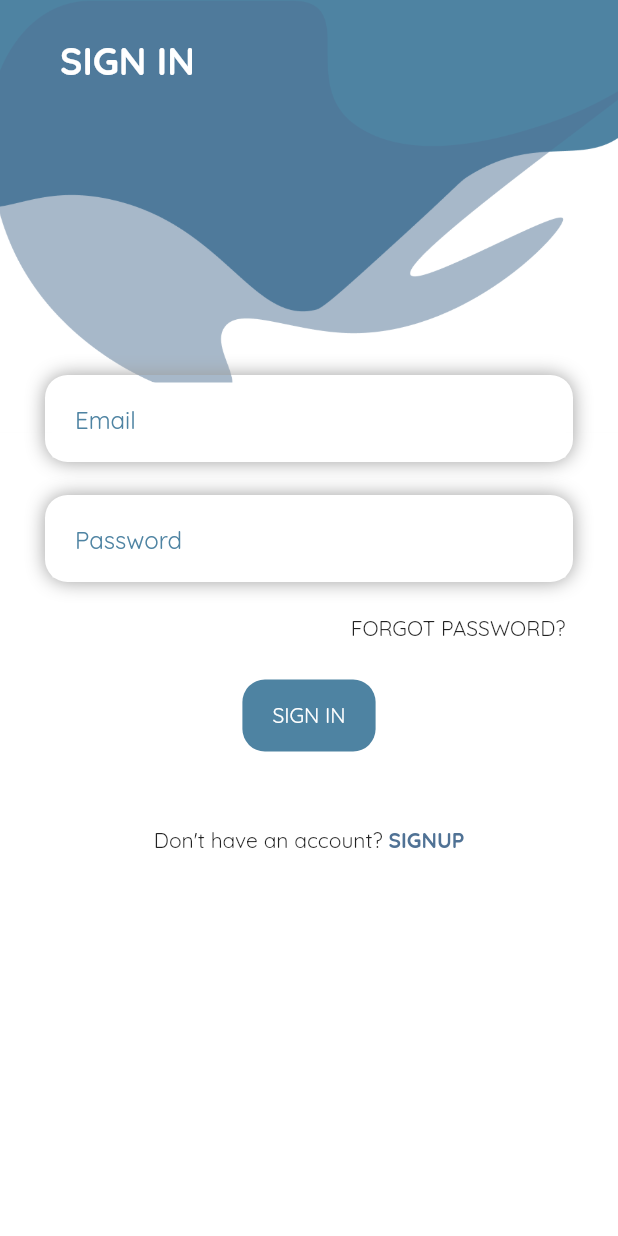
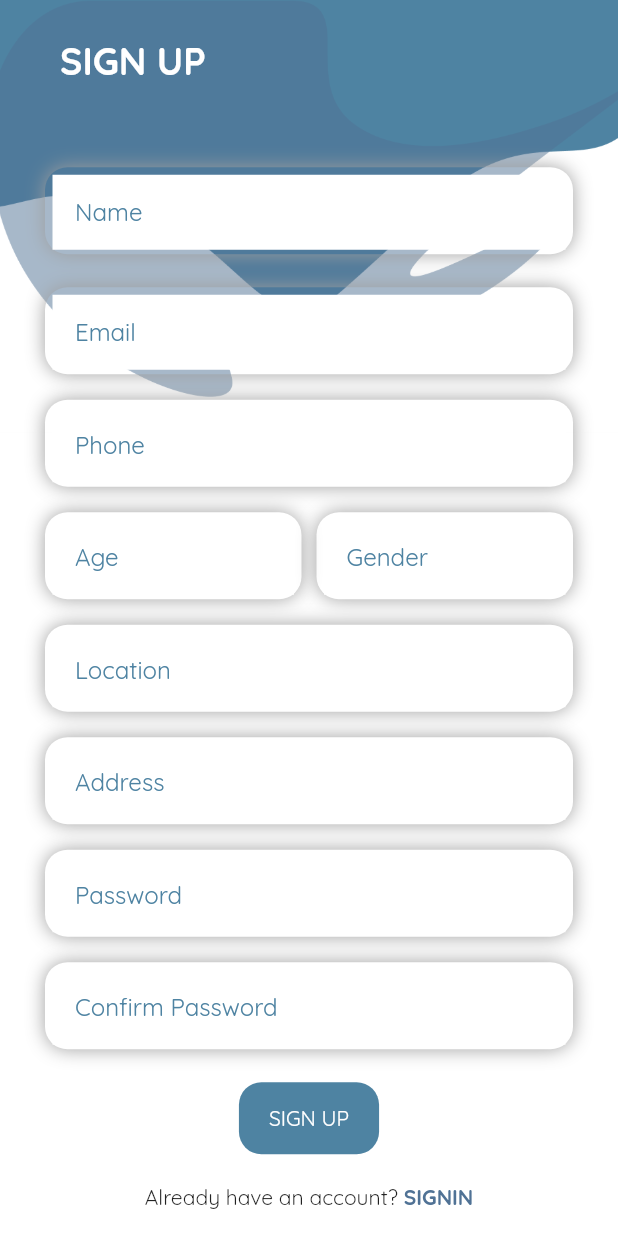
Before and after one commit to rushit5560/Pet_Lover_Project, a Flutter app: the SignInScreen screen opened directly, after a tap on "SIGNUP", on a phone screen of 412 x 824 dp. Run offline on Flutter 3.47's test engine with Material 2 defaults, Android fonts, the phone set to English and light mode, and no system bars; our stand-ins replace flutter_slidable, get, pin_code_fields.

Commit message:
Sign up, My order and forgot password screen

```diff
--- a/pet_lover_project/lib/common/field_validation.dart
+++ b/pet_lover_project/lib/common/field_validation.dart
@@ -1,13 +1,28 @@
+import 'package:flutter/material.dart';
+import 'package:get/get.dart';
+import 'package:pet_lover_project/controllers/sign_up_screen_controller/sign_up_screen_controller.dart';
+
 class FieldValidator {
+  //final signUpScreenController = Get.find<SignUpScreenController>();
+
   String? validateFullName(String value) {
     if (value.isEmpty) {
-      return 'Full name is Required';
+      return 'Name is Required';
     }
+    return null;
+  }
 
-    /*if (!RegExp(r"^[A-Z a-z-]{2,25}$").hasMatch(value)) {
-      return 'invalid first name';
-    }*/
+  String? validateAge(String value) {
+    if (value.isEmpty) {
+      return 'Age is Required';
+    }
+    return null;
+  }
 
+  String? validateLocation(String value) {
+    if (value.isEmpty) {
+      return 'Location is Required';
+    }
     return null;
   }
 
@@ -26,12 +41,22 @@ class FieldValidator {
   String ? validatePassword(String value) {
     if (value.isEmpty) {
       return "password is Required";
-    } else if (value.length < 6) {
-      return "Length should be 6 character";
     } else {
       return null;
     }
   }
+
+ /* String ? validateConfimrPassword(String value) {
+    if (value.isEmpty) {
+      return "password is Required";
+    } else if (value.length < 6) {
+      return "Length should be 6 character";
+    } else if (value != signUpScreenController.passwordTextFieldController.text){
+      return "Password and Confirm password should be same";
+    } else{
+      return null;
+    }
+  }*/
 
   String ? validateMobile(String value) {
 // Indian Mobile number are of 10 digit only
--- /dev/null
+++ b/pet_lover_project/lib/controllers/forgot_password_screen_controller/forgot_password_screen_controller.dart
@@ -0,0 +1,13 @@
+import 'dart:async';
+
+import 'package:flutter/material.dart';
+import 'package:get/get.dart';
+import 'package:pin_code_fields/pin_code_fields.dart';
+
+class ForgotPasswordScreenController extends GetxController{
+  final GlobalKey<FormState> forgotFormKey = GlobalKey<FormState>();
+  final emailTextFieldController = TextEditingController();
+  final otpTextFieldController = TextEditingController();
+  StreamController<ErrorAnimationType>? errorController;
+  RxString currentText = "".obs;
+}
--- /dev/null
+++ b/pet_lover_project/lib/controllers/sign_up_screen_controller/sign_up_screen_controller.dart
@@ -0,0 +1,19 @@
+import 'package:flutter/material.dart';
+import 'package:get/get.dart';
+
+class SignUpScreenController extends GetxController{
+  RxBool isLoading = false.obs;
+  RxBool isSuccessStatus = false.obs;
+  RxBool isPassVisible = false.obs;
+
+  final GlobalKey<FormState> signUpFormKey = GlobalKey<FormState>();
+  final nameTextFieldController = TextEditingController();
+  final emailTextFieldController = TextEditingController();
+  final phoneTextFieldController = TextEditingController();
+  final ageTextFieldController = TextEditingController();
+  final genderTextFieldController = TextEditingController();
+  final locationTextFieldController = TextEditingController();
+  final addressTextFieldController = TextEditingController();
+  final passwordTextFieldController = TextEditingController();
+  final confirmPasswordTextFieldController = TextEditingController();
+}
--- a/pet_lover_project/lib/screens/my_order_screen/my_order_screen_widget.dart
+++ b/pet_lover_project/lib/screens/my_order_screen/my_order_screen_widget.dart
@@ -26,7 +26,7 @@ class OrderList extends StatelessWidget {
                   children: [
                     Row(
                       children: [
-                        Image.asset(AppImages.belt, scale: 2,),
+                        Image.asset(AppImages.beltImg, scale: 2,),
                         const SizedBox(width: 20,),
 
                         Column(
--- a/pet_lover_project/lib/screens/sign_up_screen/sign_up_screen.dart
+++ b/pet_lover_project/lib/screens/sign_up_screen/sign_up_screen.dart
@@ -1,12 +1,29 @@
 import 'package:flutter/material.dart';
+import 'package:get/get.dart';
+import 'package:pet_lover_project/common/common_widgets.dart';
+import 'package:pet_lover_project/controllers/sign_up_screen_controller/sign_up_screen_controller.dart';
+import 'package:pet_lover_project/screens/sign_up_screen/sign_up_screen_widgets.dart';
 
 class SignUpScreen extends StatelessWidget {
-  const SignUpScreen({Key? key}) : super(key: key);
+  SignUpScreen({Key? key}) : super(key: key);
+
+  final signUpScreenController = Get.put(SignUpScreenController());
 
   @override
   Widget build(BuildContext context) {
     return Scaffold(
+      //resizeToAvoidBottomInset: false,
+      body: Stack(
+        alignment: Alignment.center,
+        children: [
+          const AuthScreenBackGroundModule(heading: 'SIGN UP'),
 
+          Padding(
+            padding: const EdgeInsets.only(left: 35, right: 35, top: 100),
+            child: SignUpForm(),
+          ),
+        ],
+      ),
     );
   }
 }
--- a/pet_lover_project/lib/screens/sign_up_screen/sign_up_screen_widgets.dart
+++ b/pet_lover_project/lib/screens/sign_up_screen/sign_up_screen_widgets.dart
@@ -0,0 +1,318 @@
+import 'package:flutter/material.dart';
+import 'package:get/get.dart';
+import 'package:pet_lover_project/common/common_widgets.dart';
+import 'package:pet_lover_project/common/constants/app_colors.dart';
+import 'package:pet_lover_project/common/constants/field_decorations.dart';
+import 'package:pet_lover_project/common/field_validation.dart';
+import 'package:pet_lover_project/controllers/sign_up_screen_controller/sign_up_screen_controller.dart';
+import 'package:pet_lover_project/screens/sign_in_screen/sign_in_screen.dart';
+
+class SignUpForm extends StatelessWidget {
+  SignUpForm({Key? key}) : super(key: key);
+  final signUpScreenController = Get.find<SignUpScreenController>();
+
+  @override
+  Widget build(BuildContext context) {
+    return Form(
+      key: signUpScreenController.signUpFormKey,
+      child: SingleChildScrollView(
+        child: Column(
+          mainAxisAlignment: MainAxisAlignment.center,
+          children: [
+            NameTextFieldModule(),
+            const SizedBox(height: 30),
+            EmailTextFieldModule(),
+            const SizedBox(height: 25),
+            PhoneTextFieldModule(),
+            const SizedBox(height: 25),
+            Row(
+              children: [
+                Expanded(
+                  child: AgeTextFieldModule(),
+                ),
+                SizedBox(width: 20,),
+                Expanded(
+                  child: GenderTextFieldModule(),
+                )
+              ],
+            ),
+            const SizedBox(height: 25),
+            LocationTextFieldModule(),
+            const SizedBox(height: 25),
+            AddressTextFieldModule(),
+            const SizedBox(height: 25),
+            PasswordTextFieldModule(),
+            const SizedBox(height: 25),
+            ConfirmPasswordTextFieldModule(),
+            const SizedBox(height: 25),
+            SignUpButtonModule(),
+            const SizedBox(height: 20),
+            const AlreadyTextModule(),
+          ],
+        ),
+      ),
+    );
+  }
+}
+
+class NameTextFieldModule extends StatelessWidget {
+  NameTextFieldModule({Key? key}) : super(key: key);
+  final signUpScreenController = Get.find<SignUpScreenController>();
+  final FieldValidator fieldValidator = FieldValidator();
+
+  @override
+  Widget build(BuildContext context) {
+    return Stack(
+      children: [
+        const TextFieldElevationModule(),
+        TextFormField(
+          controller: signUpScreenController.nameTextFieldController,
+          keyboardType: TextInputType.text,
+          cursorColor: AppColors.colorDarkBlue1,
+          decoration: signInFormFieldDecoration(hintText: 'Name'),
+          validator: (value) => fieldValidator.validateFullName(value!),
+        ),
+      ],
+    );
+  }
+}
+
+class EmailTextFieldModule extends StatelessWidget {
+  EmailTextFieldModule({Key? key}) : super(key: key);
+  final signUpScreenController = Get.find<SignUpScreenController>();
+  final FieldValidator fieldValidator = FieldValidator();
+
+  @override
+  Widget build(BuildContext context) {
+    return Stack(
+      children: [
+        const TextFieldElevationModule(),
+        TextFormField(
+          controller: signUpScreenController.emailTextFieldController,
+          keyboardType: TextInputType.emailAddress,
+          cursorColor: AppColors.colorDarkBlue1,
+          decoration: signInFormFieldDecoration(hintText: 'Email'),
+          validator: (value) => fieldValidator.validateEmail(value!),
+        ),
+      ],
+    );
+  }
+}
+
+class PhoneTextFieldModule extends StatelessWidget {
+  PhoneTextFieldModule({Key? key}) : super(key: key);
+  final signUpScreenController = Get.find<SignUpScreenController>();
+  final FieldValidator fieldValidator = FieldValidator();
+
+  @override
+  Widget build(BuildContext context) {
+    return Stack(
+      children: [
+        const TextFieldElevationModule(),
+        TextFormField(
+          controller: signUpScreenController.phoneTextFieldController,
+          keyboardType: TextInputType.phone,
+          cursorColor: AppColors.colorDarkBlue1,
+          decoration: signInFormFieldDecoration(hintText: 'Phone'),
+          validator: (value) => fieldValidator.validateMobile(value!),
+        ),
+      ],
+    );
+  }
+}
+
+
+class AgeTextFieldModule extends StatelessWidget {
+  AgeTextFieldModule({Key? key}) : super(key: key);
+  final signUpScreenController = Get.find<SignUpScreenController>();
+  final FieldValidator fieldValidator = FieldValidator();
+
+  @override
+  Widget build(BuildContext context) {
+    return Stack(
+      children: [
+        const TextFieldElevationModule(),
+        TextFormField(
+          controller: signUpScreenController.ageTextFieldController,
+          keyboardType: TextInputType.phone,
+          cursorColor: AppColors.colorDarkBlue1,
+          decoration: signInFormFieldDecoration(hintText: 'Age'),
+          validator: (value) => fieldValidator.validateAge(value!),
+        ),
+      ],
+    );
+  }
+}
+
+class GenderTextFieldModule extends StatelessWidget {
+  GenderTextFieldModule({Key? key}) : super(key: key);
+  final signUpScreenController = Get.find<SignUpScreenController>();
+  final FieldValidator fieldValidator = FieldValidator();
+
+  @override
+  Widget build(BuildContext context) {
+    return Stack(
+      children: [
+        const TextFieldElevationModule(),
+        TextFormField(
+          controller: signUpScreenController.genderTextFieldController,
+          keyboardType: TextInputType.text,
+          cursorColor: AppColors.colorDarkBlue1,
+          decoration: signInFormFieldDecoration(hintText: 'Gender'),
+          //validator: (value) => fieldValidator.validateMobile(value!),
+        ),
+      ],
+    );
+  }
+}
+
+class LocationTextFieldModule extends StatelessWidget {
+  LocationTextFieldModule({Key? key}) : super(key: key);
+  final signUpScreenController = Get.find<SignUpScreenController>();
+  final FieldValidator fieldValidator = FieldValidator();
+
+  @override
+  Widget build(BuildContext context) {
+    return Stack(
+      children: [
+        const TextFieldElevationModule(),
+        TextFormField(
+          controller: signUpScreenController.locationTextFieldController,
+          keyboardType: TextInputType.text,
+          cursorColor: AppColors.colorDarkBlue1,
+          decoration: signInFormFieldDecoration(hintText: 'Location'),
+          validator: (value) => fieldValidator.validateLocation(value!),
+        ),
+      ],
+    );
+  }
+}
+
+class AddressTextFieldModule extends StatelessWidget {
+  AddressTextFieldModule({Key? key}) : super(key: key);
+  final signUpScreenController = Get.find<SignUpScreenController>();
+  final FieldValidator fieldValidator = FieldValidator();
+
+  @override
+  Widget build(BuildContext context) {
+    return Stack(
+      children: [
+        const TextFieldElevationModule(),
+        TextFormField(
+          controller: signUpScreenController.addressTextFieldController,
+          keyboardType: TextInputType.text,
+          cursorColor: AppColors.colorDarkBlue1,
+          decoration: signInFormFieldDecoration(hintText: 'Address'),
+          validator: (value) => fieldValidator.validateAddress(value!),
+        ),
+      ],
+    );
+  }
+}
+
+class PasswordTextFieldModule extends StatelessWidget {
+  PasswordTextFieldModule({Key? key}) : super(key: key);
+  final signUpScreenController = Get.find<SignUpScreenController>();
+  final FieldValidator fieldValidator = FieldValidator();
+
+  @override
+  Widget build(BuildContext context) {
+    return Stack(
+      children: [
+        const TextFieldElevationModule(),
+        TextFormField(
+          controller: signUpScreenController.passwordTextFieldController,
+          keyboardType: TextInputType.visiblePassword,
+          cursorColor: AppColors.colorDarkBlue1,
+          decoration: signInFormFieldDecoration(hintText: 'Password'),
+          validator: (value) => fieldValidator.validatePassword(value!),
+        ),
+      ],
+    );
+  }
+}
+
+class ConfirmPasswordTextFieldModule extends StatelessWidget {
+  ConfirmPasswordTextFieldModule({Key? key}) : super(key: key);
+  final signUpScreenController = Get.find<SignUpScreenController>();
+  final FieldValidator fieldValidator = FieldValidator();
+
+  @override
+  Widget build(BuildContext context) {
+    return Stack(
+      children: [
+        const TextFieldElevationModule(),
+        TextFormField(
+          controller: signUpScreenController.confirmPasswordTextFieldController,
+          keyboardType: TextInputType.visiblePassword,
+          cursorColor: AppColors.colorDarkBlue1,
+          decoration: signInFormFieldDecoration(hintText: 'Confirm Password'),
+          validator: (value) {
+            if (value!.isEmpty) {
+              return "Confirm password is Required";
+            } else if (value != signUpScreenController.passwordTextFieldController.text){
+              return "Password and Confirm password should be same";
+            } else{
+              return null;
+            }
+          },
+        ),
+      ],
+    );
+  }
+}
+
+class SignUpButtonModule extends StatelessWidget {
+  SignUpButtonModule({Key? key}) : super(key: key);
+  final signUpScreenController = Get.find<SignUpScreenController>();
+
+  @override
+  Widget build(BuildContext context) {
+    return GestureDetector(
+      onTap: () {
+        if(signUpScreenController.signUpFormKey.currentState!.validate()){}
+      },
+      child: Container(
+        decoration: BoxDecoration(
+          color: AppColors.colorDarkBlue1,
+          borderRadius: BorderRadius.circular(15),
+        ),
+        child: const Padding(
+          padding: EdgeInsets.symmetric(horizontal: 20, vertical: 15),
+          child: Text(
+            'SIGN UP',
+            style: TextStyle(
+                color: Colors.white
+            ),
+          ),
+        ),
+      ),
+    );
+  }
+}
+
+class AlreadyTextModule extends StatelessWidget {
+  const AlreadyTextModule({Key? key}) : super(key: key);
+
+  @override
+  Widget build(BuildContext context) {
+    return Row(
+      mainAxisAlignment: MainAxisAlignment.center,
+      children: [
+        const Text("Already have an account? "),
+        GestureDetector(
+          onTap: () {
+            Get.to(() => SignInScreen());
+          },
+          child: Text(
+            "SIGNIN",
+            style: TextStyle(
+              color: AppColors.colorDarkBlue,
+              fontWeight: FontWeight.bold,
+            ),
+          ),
+        ),
+      ],
+    );
+  }
+}
--- a/pet_lover_project/pubspec.yaml
+++ b/pet_lover_project/pubspec.yaml
@@ -36,6 +36,7 @@ dependencies:
   cupertino_icons: ^1.0.2
   get: ^4.6.1
   flutter_slidable: ^1.2.0
+  pin_code_fields: ^7.3.0
 
 dev_dependencies:
   flutter_test:
```
Also changed, not shown: pet_lover_project/lib/screens/Forgot_password_screen/forgot_password_screen.dart (added, +29 -0 lines), pet_lover_project/lib/screens/Forgot_password_screen/forgot_password_screen_widgets.dart (added, +196 -0 lines), pet_lover_project/lib/screens/cart_screen/cart_screen_widgets.dart (+9 -41 lines), pet_lover_project/lib/screens/sign_in_screen/sign_in_screen_widgets.dart (+8 -2 lines).
